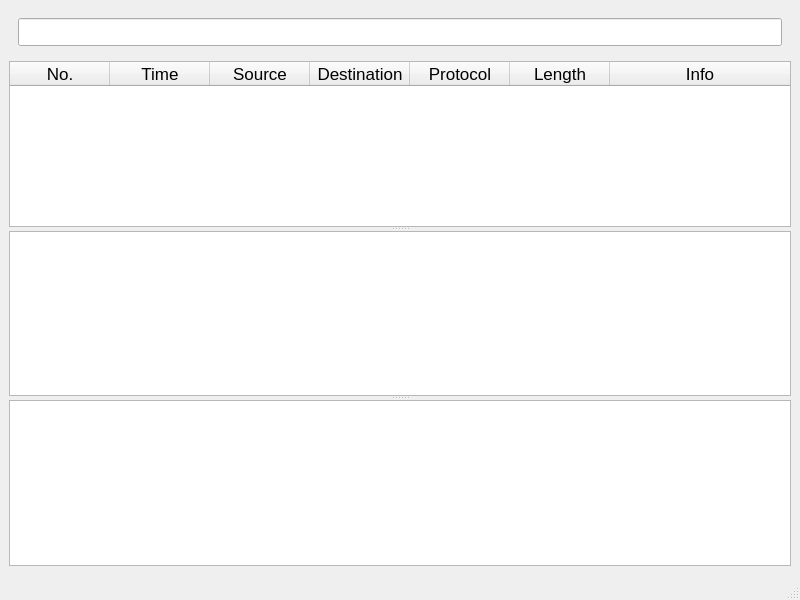
First picture: the form in myshark/mainwindow.ui, repository Ghivern/MyShark, before the edit.
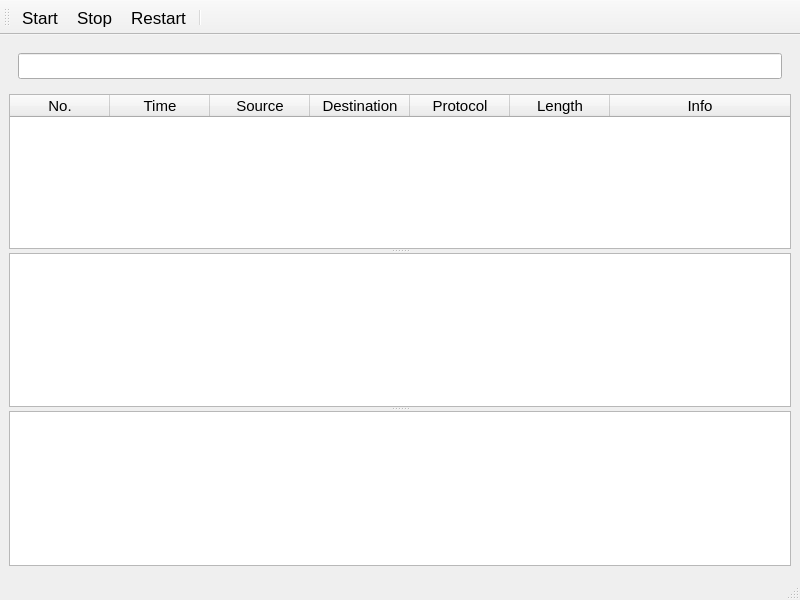
Second picture: the form after the edit. Icons and pictures are not drawn.

Patch:
```diff
--- a/myshark/mainwindow.ui
+++ b/myshark/mainwindow.ui
@@ -19,6 +19,11 @@
    <string>MainWindow</string>
   </property>
   <widget class="QWidget" name="centralwidget">
+   <property name="font">
+    <font>
+     <pointsize>11</pointsize>
+    </font>
+   </property>
    <layout class="QVBoxLayout" name="verticalLayout">
     <item>
      <widget class="QWidget" name="widget" native="true">
@@ -45,9 +50,21 @@
        <enum>Qt::Vertical</enum>
       </property>
       <widget class="QTableWidget" name="tableWidget">
+       <property name="verticalScrollBarPolicy">
+        <enum>Qt::ScrollBarAsNeeded</enum>
+       </property>
+       <property name="sizeAdjustPolicy">
+        <enum>QAbstractScrollArea::AdjustIgnored</enum>
+       </property>
        <property name="showGrid">
         <bool>false</bool>
        </property>
+       <property name="gridStyle">
+        <enum>Qt::NoPen</enum>
+       </property>
+       <property name="sortingEnabled">
+        <bool>true</bool>
+       </property>
        <property name="wordWrap">
         <bool>true</bool>
        </property>
@@ -100,6 +117,11 @@
        <attribute name="headerVisible">
         <bool>false</bool>
        </attribute>
+       <column>
+        <property name="text">
+         <string notr="true">1</string>
+        </property>
+       </column>
       </widget>
       <widget class="QTextEdit" name="textEdit"/>
      </widget>
@@ -117,6 +139,69 @@
    </property>
   </widget>
   <widget class="QStatusBar" name="statusbar"/>
+  <widget class="QToolBar" name="toolBar">
+   <property name="windowTitle">
+    <string>toolBar</string>
+   </property>
+   <property name="iconSize">
+    <size>
+     <width>26</width>
+     <height>26</height>
+    </size>
+   </property>
+   <property name="toolButtonStyle">
+    <enum>Qt::ToolButtonIconOnly</enum>
+   </property>
+   <attribute name="toolBarArea">
+    <enum>TopToolBarArea</enum>
+   </attribute>
+   <attribute name="toolBarBreak">
+    <bool>false</bool>
+   </attribute>
+   <addaction name="actionStart"/>
+   <addaction name="actionStop"/>
+   <addaction name="actionRestart"/>
+   <addaction name="separator"/>
+  </widget>
+  <action name="actionStart">
+   <property name="icon">
+    <iconset resource="resource/mysharkres.qrc">
+     <normaloff>:/icos/start.ico</normaloff>
+     <normalon>:/icos/start.ico</normalon>:/icos/start.ico</iconset>
+   </property>
+   <property name="text">
+    <string>Start</string>
+   </property>
+   <property name="toolTip">
+    <string>Start capture packets</string>
+   </property>
+  </action>
+  <action name="actionStop">
+   <property name="icon">
+    <iconset>
+     <normalon>:/icos/stop.ico</normalon>
+    </iconset>
+   </property>
+   <property name="text">
+    <string>Stop</string>
+   </property>
+   <property name="toolTip">
+    <string>Stop capture packets</string>
+   </property>
+  </action>
+  <action name="actionRestart">
+   <property name="icon">
+    <iconset>
+     <normalon>:/icos/restart.ico</normalon>
+    </iconset>
+   </property>
+   <property name="text">
+    <string>Restart</string>
+   </property>
+   <property name="toolTip">
+    <string>Restart current capture</string>
+   </property>
+  </action>
  </widget>
  <resources/>
  <connections/>
```
Left out of the diff: 4 changed lines with no effect on the pictures.
